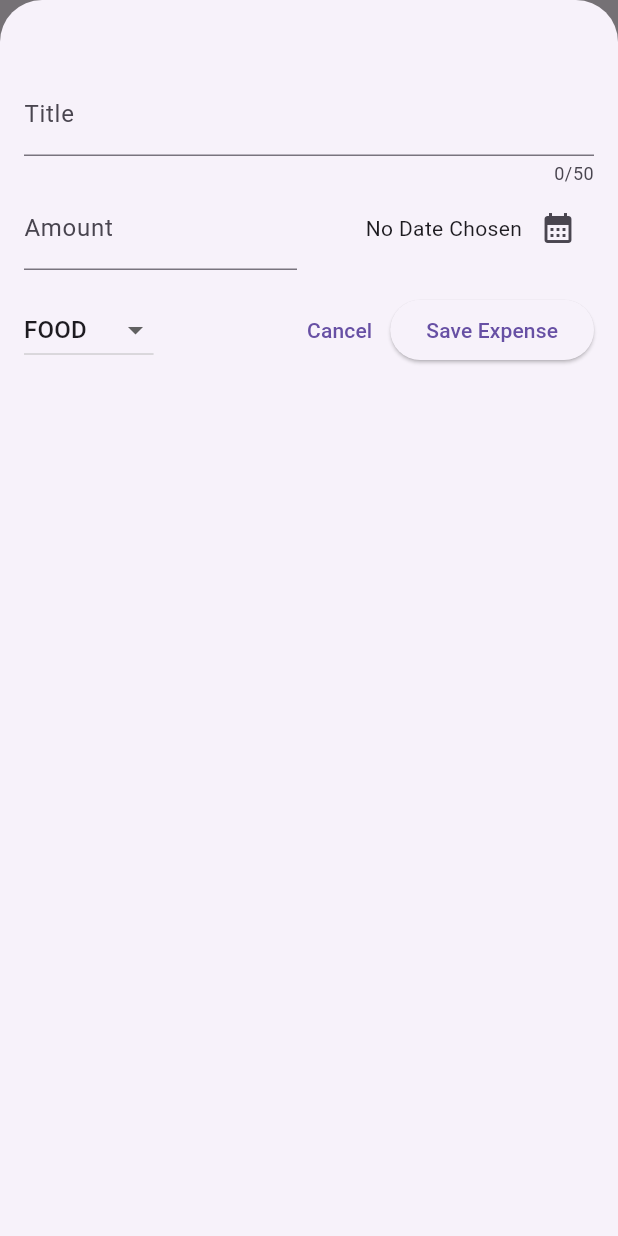
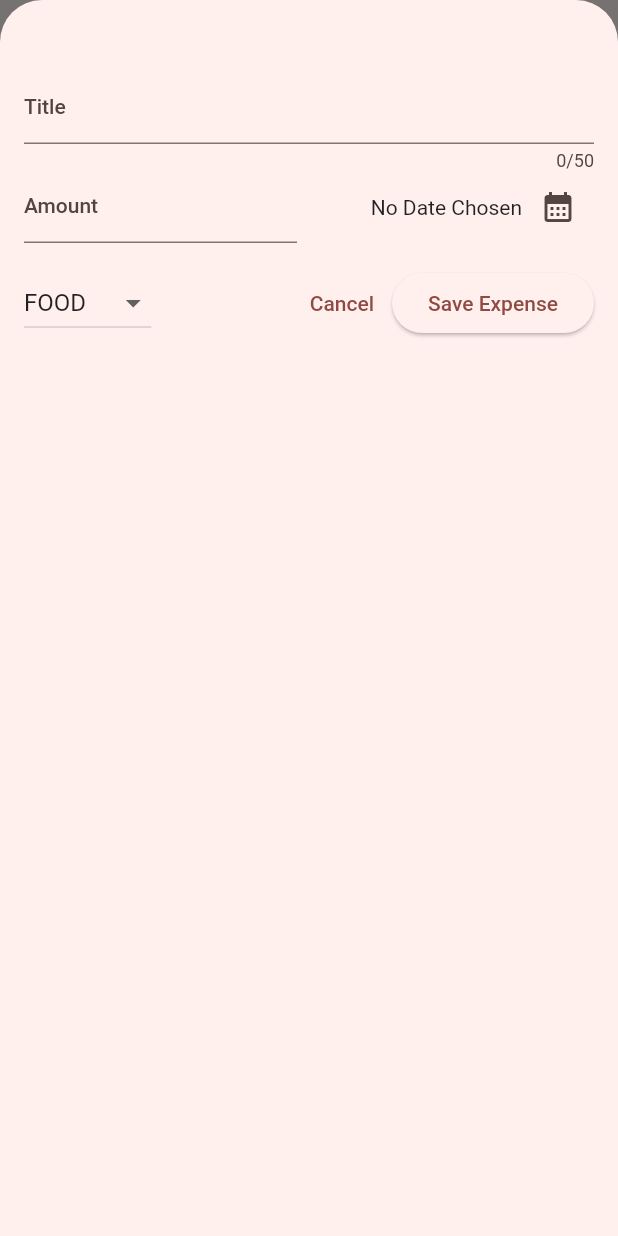
Before and after one commit to rasikasrimal/ExpenseManager, a Flutter app: the screen it shows after launch, after a tap on the "add" icon, on a phone screen of 412 x 824 dp. Run offline on Flutter 3.47's test engine with Material 2 defaults, Android fonts, the phone set to English and light mode, and no system bars.

Commit message:
Changed Theme Using A Color Scheme

```diff
--- a/lib/main.dart
+++ b/lib/main.dart
@@ -1,11 +1,21 @@
 import 'package:flutter/material.dart';
 import 'package:expense_manager/widgets/expenses.dart';
+
+var kColorScheme = ColorScheme.fromSeed(
+  seedColor: Colors.red,
+);
 
 void main() {
   runApp(
     MaterialApp(
+      theme: ThemeData().copyWith(
+          useMaterial3: true,
+          colorScheme: kColorScheme,
+          appBarTheme: const AppBarTheme().copyWith(
+            backgroundColor: kColorScheme.background,
+            foregroundColor: kColorScheme.onBackground,
+          )),
       debugShowCheckedModeBanner: false,
-      theme: ThemeData(useMaterial3: true),
       home: const Expenses(),
     ),
   );
```
